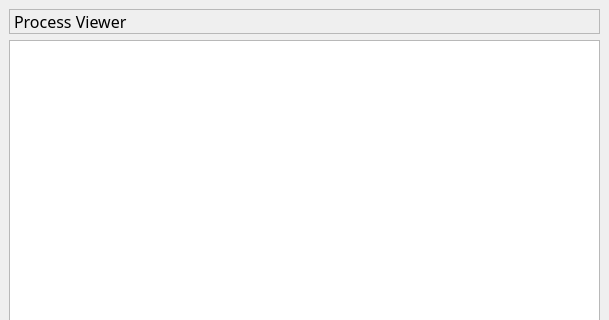
patrickhartling/maestro, file trunk/maestro/gui/plugins/views/process/ProcessViewBase.ui: the form before one commit; both pictures show x 0 to 609 and y 0 to 320 of the 609 by 485 pixel window.
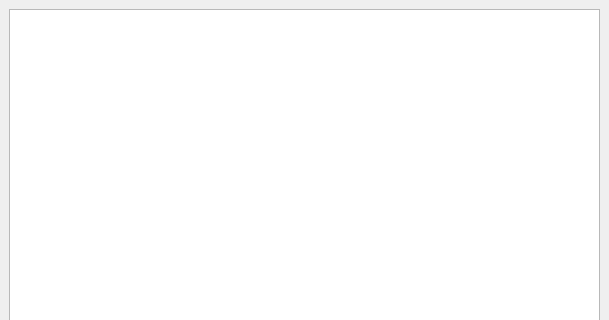
The form after the commit.

Commit message: - Put the view title bar in the Maestro UI instead of each view.

```diff
--- a/trunk/maestro/gui/plugins/views/process/ProcessViewBase.ui
+++ b/trunk/maestro/gui/plugins/views/process/ProcessViewBase.ui
@@ -22,36 +22,6 @@
    <property name="spacing" >
     <number>6</number>
    </property>
-   <item>
-    <widget class="QLabel" name="mTitleLbl" >
-     <property name="font" >
-      <font>
-       <family>Sans Serif</family>
-       <pointsize>12</pointsize>
-       <weight>50</weight>
-       <italic>false</italic>
-       <bold>false</bold>
-       <underline>false</underline>
-       <strikeout>false</strikeout>
-      </font>
-     </property>
-     <property name="autoFillBackground" >
-      <bool>true</bool>
-     </property>
-     <property name="frameShape" >
-      <enum>QFrame::StyledPanel</enum>
-     </property>
-     <property name="frameShadow" >
-      <enum>QFrame::Sunken</enum>
-     </property>
-     <property name="lineWidth" >
-      <number>3</number>
-     </property>
-     <property name="text" >
-      <string>Process Viewer</string>
-     </property>
-    </widget>
-   </item>
    <item>
     <widget class="QTableView" name="mProcessTable" />
    </item>
```
Left out of the diff: 4 changed lines with no effect on the pictures. The commit also changes 20 other files.
